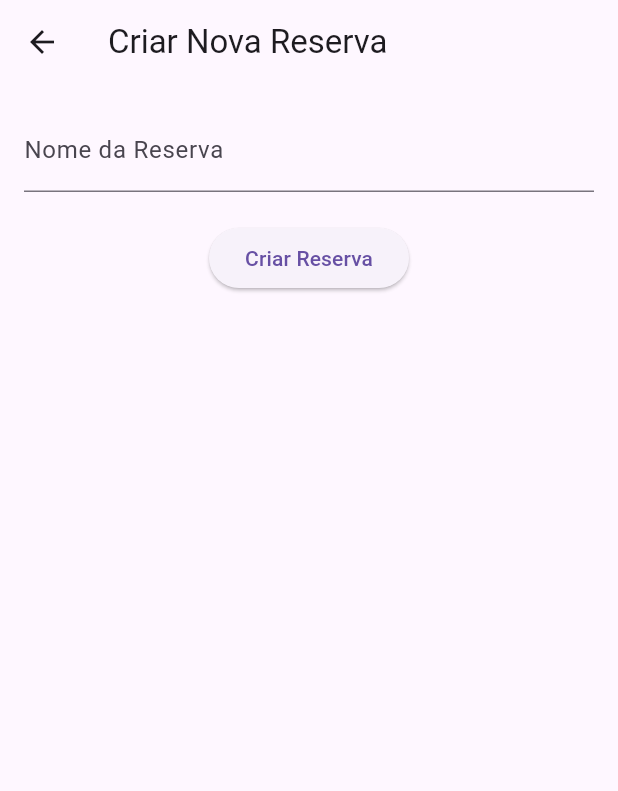
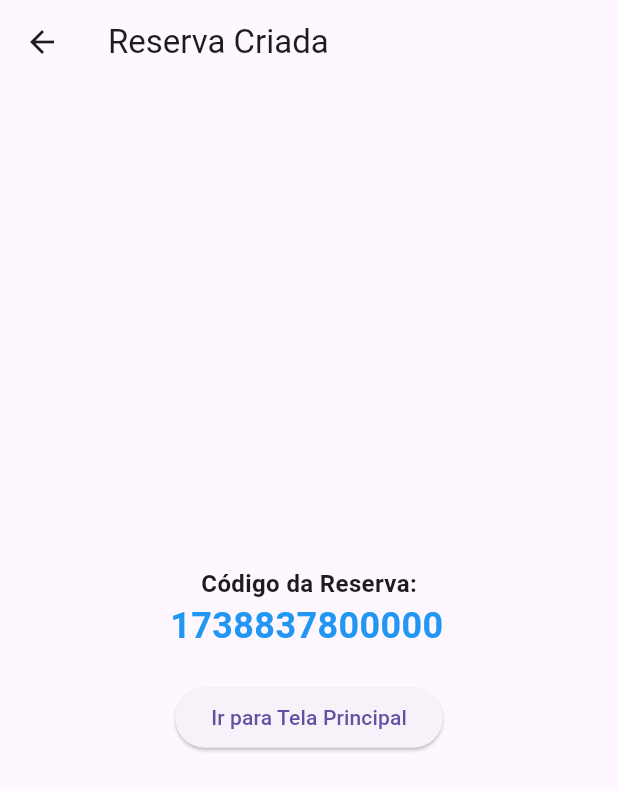
Before and after one commit to jercildo/jercildo, a Flutter app: the TelaCriarReserva screen opened directly with empty values, on a phone screen of 412 x 824 dp. Shown: the top 791 px of the screen. Run offline on Flutter 3.47's test engine with Material 3 defaults, Android fonts, the phone set to English and light mode, and no system bars; our stand-ins replace cloud_firestore, firebase_auth, firebase_core; accounts and stored records are empty.

Commit message:
tela dos usuarios

```diff
--- a/lib/telas/tela_criar_reserva.dart
+++ b/lib/telas/tela_criar_reserva.dart
@@ -6,42 +6,34 @@ import 'tela_principal.dart';
 
 class TelaCriarReserva extends StatefulWidget {
   final String codigoAtivacao;
-  const TelaCriarReserva({Key? key, required this.codigoAtivacao}) : super(key: key); // Adicionando `super.key`
+  const TelaCriarReserva({Key? key, required this.codigoAtivacao}) : super(key: key);
 
   @override
   _TelaCriarReservaState createState() => _TelaCriarReservaState();
 }
 
 class _TelaCriarReservaState extends State<TelaCriarReserva> {
-  final TextEditingController nomeReservaController = TextEditingController();
   final FirebaseServico firebaseServico = FirebaseServico();
   String errorMessage = '';
+  String? codigoReserva;
 
-  Future<void> criarReserva() async {
+  @override
+  void initState() {
+    super.initState();
+    _criarReserva();
+  }
+
+  Future<void> _criarReserva() async {
     User? user = FirebaseAuth.instance.currentUser;
     if (user == null) return;
 
     try {
-      DocumentReference novaReserva = FirebaseFirestore.instance.collection('reservas').doc();
-
-      await novaReserva.set({
-        'nome': nomeReservaController.text,
-        'codigo_acesso': novaReserva.id,
-        'admin': user.uid,
+      String? reserva = await firebaseServico.ativarCodigoDeReserva(widget.codigoAtivacao);
+      if (reserva != null) {
+        setState(() {
+          codigoReserva = reserva;
         });
-
-      await FirebaseFirestore.instance.collection('usuarios').doc(user.uid).set({
-        'nome': user.displayName ?? 'Administrador',
-        'email': user.email,
-        'funcao': 'Administrador',
-        'reserva_atual': novaReserva.id,
-      });
-
-      // Marcar código de ativação como usado
-      await firebaseServico.marcarCodigoComoUsado(widget.codigoAtivacao, user.uid);
-
-      Navigator.pushReplacement(
-          context, MaterialPageRoute(builder: (context) => const TelaPrincipal()));
+      }
     } catch (e) {
       setState(() {
         errorMessage = "Erro ao criar a reserva. Tente novamente.";
@@ -52,26 +44,29 @@ class _TelaCriarReservaState extends State<TelaCriarReserva> {
   @override
   Widget build(BuildContext context) {
     return Scaffold(
-      appBar: AppBar(title: const Text("Criar Nova Reserva")),
+      appBar: AppBar(title: const Text("Reserva Criada")),
       body: Padding(
         padding: const EdgeInsets.all(16.0),
-        child: Column(
+        child: Center(
+          child: codigoReserva == null
+              ? const CircularProgressIndicator()
+              : Column(
+            mainAxisAlignment: MainAxisAlignment.center,
             children: [
-            TextField(
-              controller: nomeReservaController,
-              decoration: const InputDecoration(labelText: "Nome da Reserva"),
+              const Text("Código da Reserva:", style: TextStyle(fontSize: 16, fontWeight: FontWeight.bold)),
+              SelectableText(
+                codigoReserva!,
+                style: const TextStyle(fontSize: 24, fontWeight: FontWeight.bold, color: Colors.blue),
               ),
               const SizedBox(height: 20),
               ElevatedButton(
-              onPressed: criarReserva,
-              child: const Text("Criar Reserva"),
-            ),
-            if (errorMessage.isNotEmpty)
-              Padding(
-                padding: const EdgeInsets.only(top: 10),
-                child: Text(errorMessage, style: const TextStyle(color: Colors.red)),
+                onPressed: () {
+                  Navigator.pushReplacement(context, MaterialPageRoute(builder: (context) => const TelaPrincipal()));
+                },
+                child: const Text("Ir para Tela Principal"),
               ),
             ],
+          ),
         ),
       ),
     );
```
Also changed, not shown: lib/servicos/firebase_servico.dart (+79 -13 lines), lib/telas/tela_administrador.dart (added, +39 -0 lines), lib/telas/tela_armeiro.dart (added, +39 -0 lines), lib/telas/tela_operador.dart (added, +32 -0 lines), lib/telas/tela_principal.dart (+31 -4 lines). Lines whose indentation alone changed are shown as unchanged.
